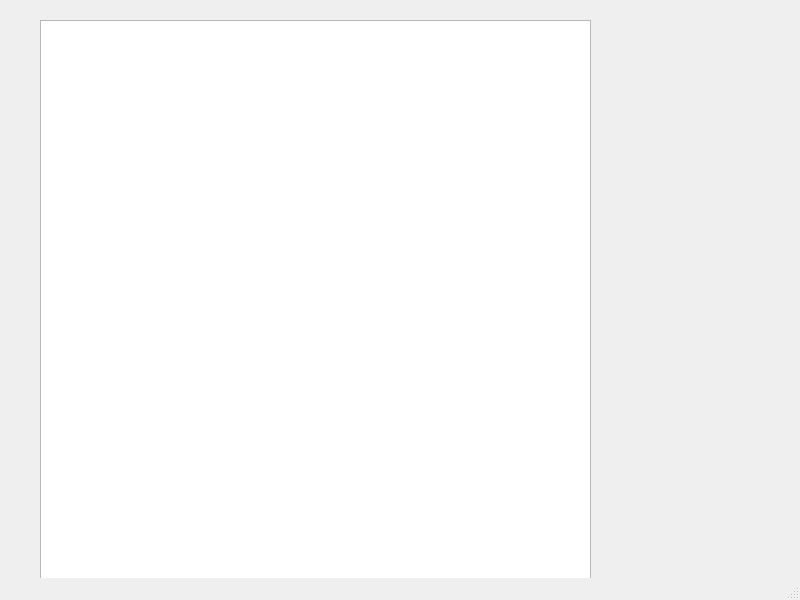
Before: the Qt Designer form Game/FinalGame/mainwindow.ui in alejandropetit/ProyectoFinal, drawn with Qt 5.
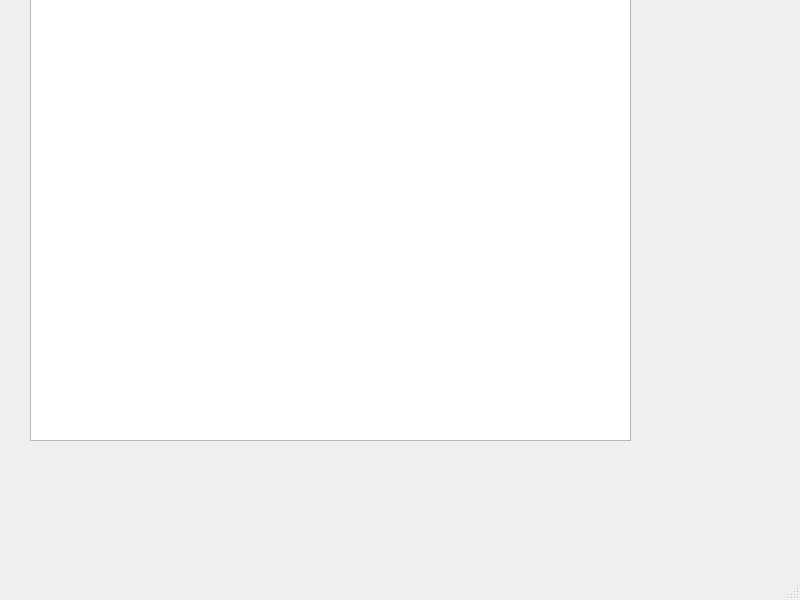
After: the same form once the commit is applied.

What changed in the file:
```diff
--- a/Game/FinalGame/mainwindow.ui
+++ b/Game/FinalGame/mainwindow.ui
@@ -17,10 +17,10 @@
    <widget class="QGraphicsView" name="graphicsView">
     <property name="geometry">
      <rect>
-      <x>40</x>
-      <y>20</y>
-      <width>551</width>
-      <height>591</height>
+      <x>30</x>
+      <y>-40</y>
+      <width>601</width>
+      <height>481</height>
      </rect>
     </property>
    </widget>
```
